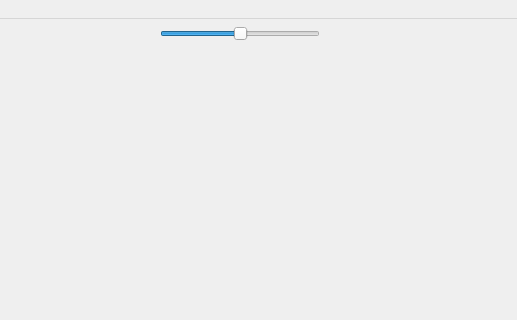
Old version of the form mainwindow.ui in the repository ptbw/FriztV2; both pictures show x 360 to 877 and y 0 to 320 of the 877 by 604 pixel window.
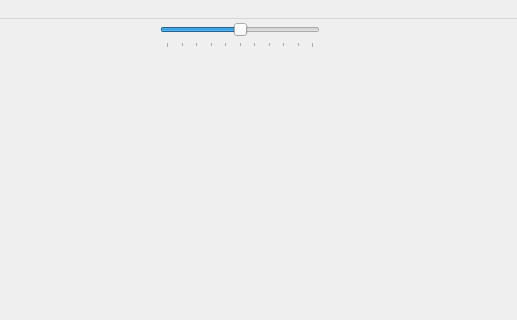
New version of the form.

```diff
--- a/mainwindow.ui
+++ b/mainwindow.ui
@@ -24,16 +24,16 @@
      </rect>
     </property>
     <property name="minimum">
-     <number>-100</number>
+     <number>40</number>
     </property>
     <property name="maximum">
-     <number>100</number>
+     <number>140</number>
     </property>
     <property name="pageStep">
      <number>10</number>
     </property>
     <property name="value">
-     <number>0</number>
+     <number>90</number>
     </property>
     <property name="tracking">
      <bool>true</bool>
@@ -41,6 +41,9 @@
     <property name="orientation">
      <enum>Qt::Horizontal</enum>
     </property>
+    <property name="tickPosition">
+     <enum>QSlider::TicksBelow</enum>
+    </property>
    </widget>
    <widget class="QComboBox" name="comboBox">
     <property name="geometry">
```
Left out of the diff: 23 changed lines with no effect on the pictures.
